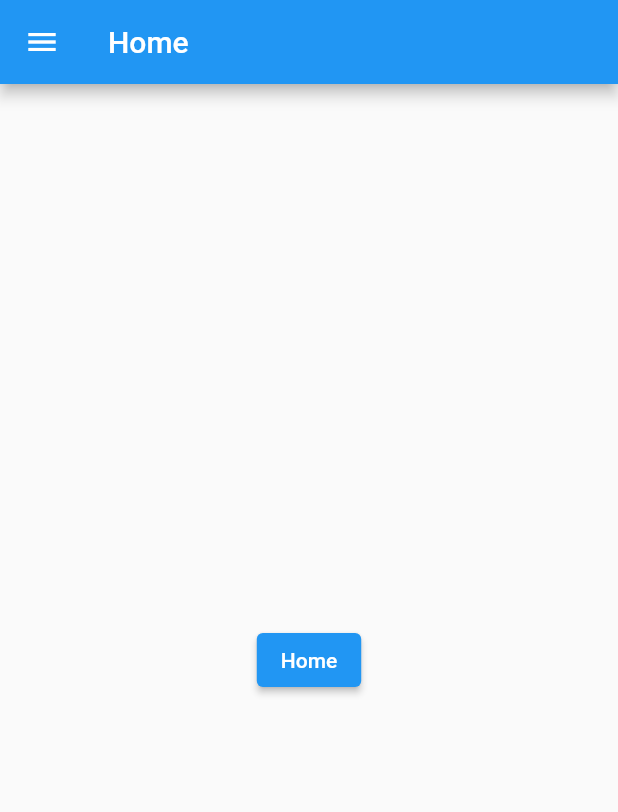
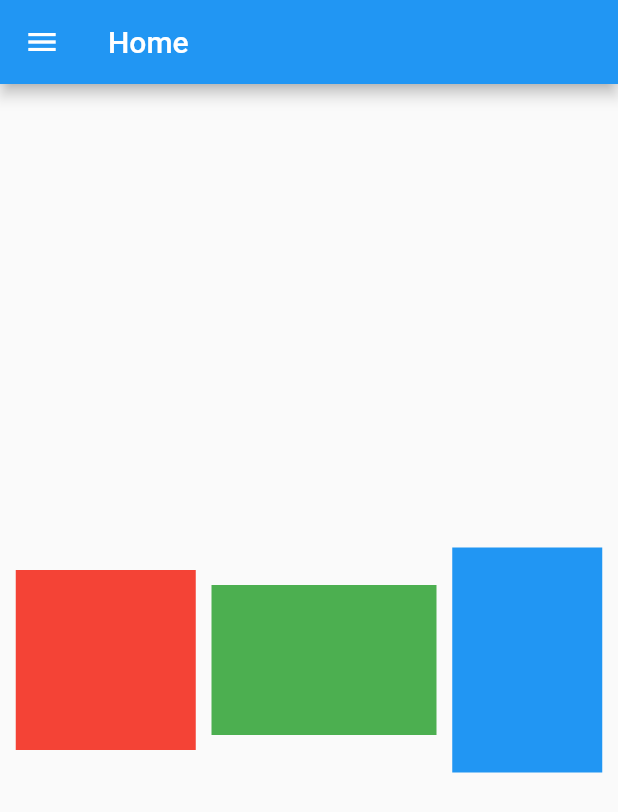
Before and after one commit to kannika1944/my_awesome_project, a Flutter app: the screen it shows after launch, on a phone screen of 412 x 824 dp. Shown: the top 812 px of the screen. Run offline on Flutter 3.47's test engine with Material 2 defaults, Android fonts, the phone set to English and light mode, and no system bars.

Commit message:
row example

```diff
--- a/lib/screen/home_screen.dart
+++ b/lib/screen/home_screen.dart
@@ -14,13 +14,38 @@ class Homescreen extends StatelessWidget {
       appBar: AppBar(
         title: Text("Home"),
       ),
-      body: Center(
-        child: ElevatedButton(
-          onPressed: () {
-            Navigator.of(context)
-                .push(MaterialPageRoute(builder: (context) => secondscreen()));
-          },
-          child: const Text("Home"),
+      // body: Center(
+      //   child: ElevatedButton(
+      //     onPressed: () {
+      //       Navigator.of(context)
+      //           .push(MaterialPageRoute(builder: (context) => secondscreen()));
+      //     },
+      //     child: const Text("Home"),
+      //   ),
+      // ),
+      body: Container(
+        child: Center(
+          child: Row(
+            mainAxisAlignment: MainAxisAlignment.spaceEvenly,
+            crossAxisAlignment: CrossAxisAlignment.center,
+            children: [
+              Container(
+                color: Colors.red,
+                height: 120,
+                width: 120,
+              ),
+              Container(
+                color: Colors.green,
+                height: 100,
+                width: 150,
+              ),
+              Container(
+                color: Colors.blue,
+                height: 150,
+                width: 100,
+              ),
+            ],
+          ),
         ),
       ),
     );
```
